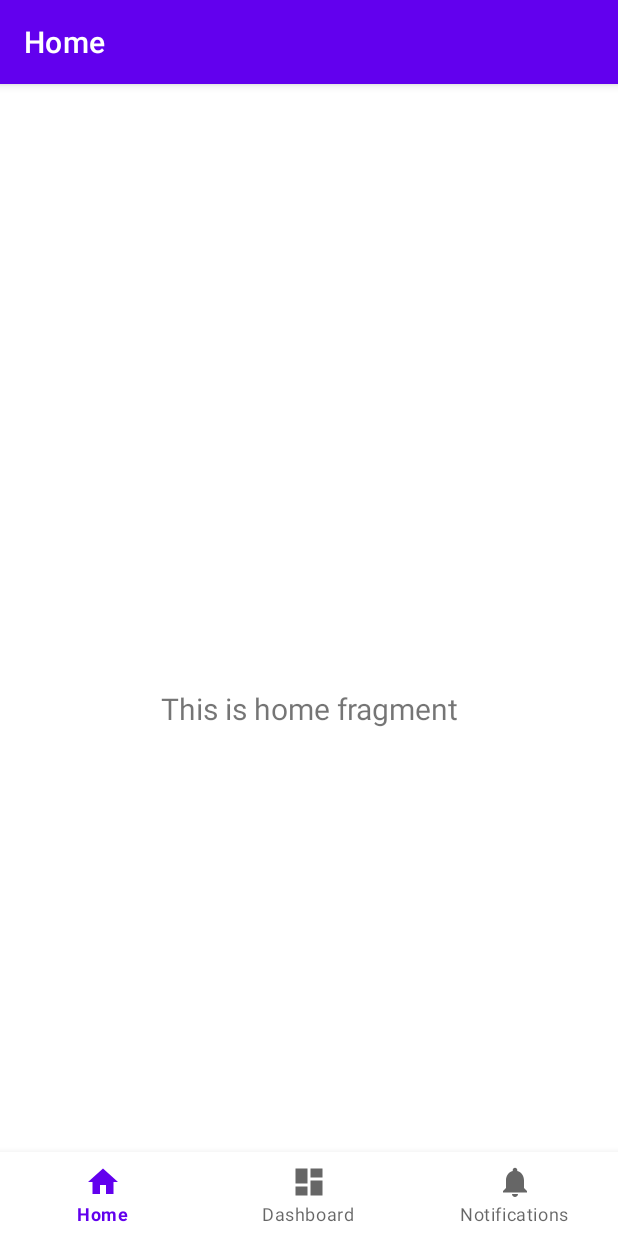
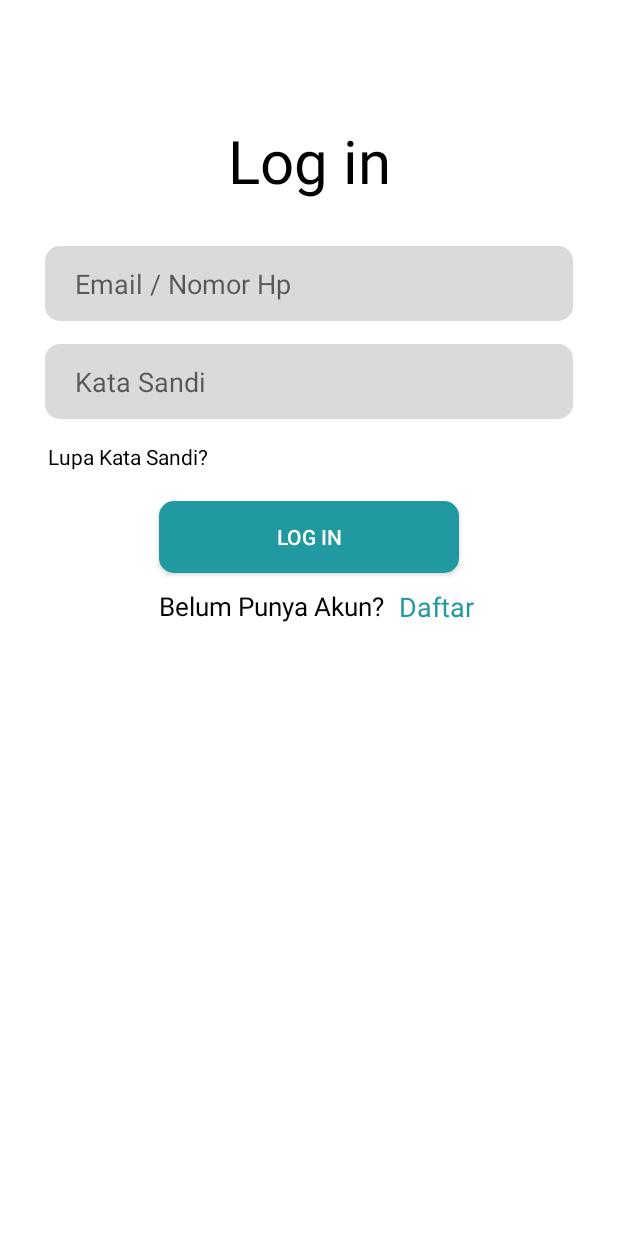
Before and after one commit to BrayenPrayoga/mobile-flower, an Android app: the screen it shows after launch (MainActivity before the commit, LoginActivity after it), on a phone screen of 412 x 824 dp. Run offline under Robolectric (Android 15) with nearby library versions, the phone set to English and light mode, and no system bars.

Commit message:
create login, create register, create splash screen

```diff
--- a/app/build.gradle
+++ b/app/build.gradle
@@ -40,6 +40,7 @@ dependencies {
     implementation libs.lifecycle.viewmodel.ktx
     implementation libs.navigation.fragment
     implementation libs.navigation.ui
+    implementation libs.activity
     testImplementation libs.junit
     androidTestImplementation libs.ext.junit
     androidTestImplementation libs.espresso.core
--- /dev/null
+++ b/app/src/main/java/com/example/flowerapp/LoginActivity.java
@@ -0,0 +1,49 @@
+package com.example.flowerapp;
+
+import android.content.Intent;
+import android.os.Bundle;
+import android.view.View;
+
+import androidx.activity.EdgeToEdge;
+import androidx.appcompat.app.AppCompatActivity;
+import androidx.core.graphics.Insets;
+import androidx.core.view.ViewCompat;
+import androidx.core.view.WindowInsetsCompat;
+
+import com.example.flowerapp.databinding.ActivityLoginBinding;
+
+public class LoginActivity extends AppCompatActivity {
+    private ActivityLoginBinding binding;
+
+    @Override
+    protected void onCreate(Bundle savedInstanceState) {
+        super.onCreate(savedInstanceState);
+        binding = ActivityLoginBinding.inflate(getLayoutInflater());
+        setContentView(binding.getRoot());
+        EdgeToEdge.enable(this);
+        ViewCompat.setOnApplyWindowInsetsListener(findViewById(R.id.main), (v, insets) -> {
+            Insets systemBars = insets.getInsets(WindowInsetsCompat.Type.systemBars());
+            v.setPadding(systemBars.left, systemBars.top, systemBars.right, systemBars.bottom);
+            return insets;
+        });
+
+        binding.btnLogin.setOnClickListener(new View.OnClickListener() {
+            @Override
+            public void onClick(View view) {
+                Intent intent = new Intent(LoginActivity.this, MainActivity.class);
+                startActivity(intent);
+                finish();
+            }
+        });
+
+        binding.txtRegist.setOnClickListener(new View.OnClickListener() {
+            @Override
+            public void onClick(View view) {
+                startActivity(new Intent(LoginActivity.this, RegisterActivity.class));
+                finish();
+            }
+        });
+
+
+    }
+}
--- /dev/null
+++ b/app/src/main/java/com/example/flowerapp/SplashActivity.java
@@ -0,0 +1,34 @@
+package com.example.flowerapp;
+
+import android.content.Intent;
+import android.os.Bundle;
+import android.os.Handler;
+
+import androidx.activity.EdgeToEdge;
+import androidx.appcompat.app.AppCompatActivity;
+import androidx.core.graphics.Insets;
+import androidx.core.view.ViewCompat;
+import androidx.core.view.WindowInsetsCompat;
+
+public class SplashActivity extends AppCompatActivity {
+
+    @Override
+    protected void onCreate(Bundle savedInstanceState) {
+        super.onCreate(savedInstanceState);
+        EdgeToEdge.enable(this);
+        setContentView(R.layout.activity_splash);
+        ViewCompat.setOnApplyWindowInsetsListener(findViewById(R.id.main), (v, insets) -> {
+            Insets systemBars = insets.getInsets(WindowInsetsCompat.Type.systemBars());
+            v.setPadding(systemBars.left, systemBars.top, systemBars.right, systemBars.bottom);
+            return insets;
+        });
+
+        new Handler().postDelayed(new Runnable() {
+            @Override
+            public void run() {
+                startActivity(new Intent(SplashActivity.this, LoginActivity.class));
+                finish();
+            }
+        }, 3000);
+    }
+}
--- a/app/src/main/java/com/example/flowerapp/ui/dashboard/DashboardViewModel.java
+++ b/app/src/main/java/com/example/flowerapp/ui/dashboard/DashboardViewModel.java
@@ -10,7 +10,7 @@ public class DashboardViewModel extends ViewModel {
 
     public DashboardViewModel() {
         mText = new MutableLiveData<>();
-        mText.setValue("This is dashboard fragment");
+        mText.setValue("This is Explore fragment");
     }
 
     public LiveData<String> getText() {
--- a/app/src/main/java/com/example/flowerapp/ui/notifications/NotificationsViewModel.java
+++ b/app/src/main/java/com/example/flowerapp/ui/notifications/NotificationsViewModel.java
@@ -10,7 +10,7 @@ public class NotificationsViewModel extends ViewModel {
 
     public NotificationsViewModel() {
         mText = new MutableLiveData<>();
-        mText.setValue("This is notifications fragment");
+        mText.setValue("This is Profile fragment");
     }
 
     public LiveData<String> getText() {
--- /dev/null
+++ b/app/src/main/res/drawable/bg_bt_login.xml
@@ -0,0 +1,8 @@
+<?xml version="1.0" encoding="utf-8"?>
+<shape xmlns:android="http://schemas.android.com/apk/res/android"
+    android:shape="rectangle">
+
+    <solid android:color="#2199a0"/>
+    <corners android:radius="10dp"/>
+
+</shape>
--- /dev/null
+++ b/app/src/main/res/drawable/bg_et_login.xml
@@ -0,0 +1,8 @@
+<?xml version="1.0" encoding="utf-8"?>
+<shape  xmlns:android="http://schemas.android.com/apk/res/android"
+    android:shape="rectangle">
+
+    <solid android:color="#DADADA"/>
+    <corners android:radius="10dp"/>
+
+</shape>
--- /dev/null
+++ b/app/src/main/res/layout/activity_login.xml
@@ -0,0 +1,103 @@
+<?xml version="1.0" encoding="utf-8"?>
+<androidx.constraintlayout.widget.ConstraintLayout xmlns:android="http://schemas.android.com/apk/res/android"
+    xmlns:app="http://schemas.android.com/apk/res-auto"
+    xmlns:tools="http://schemas.android.com/tools"
+    android:id="@+id/main"
+    android:layout_width="match_parent"
+    android:layout_height="match_parent"
+    tools:context=".LoginActivity"
+    android:background="@color/white">
+
+    <TextView
+        android:id="@+id/tv_login"
+        android:layout_width="wrap_content"
+        android:layout_height="wrap_content"
+        app:layout_constraintLeft_toLeftOf="parent"
+        app:layout_constraintRight_toRightOf="parent"
+        app:layout_constraintTop_toTopOf="parent"
+        android:layout_marginTop="80dp"
+        android:text="Log in"
+        android:textColor="@color/black"
+        android:textSize="40sp"/>
+
+    <androidx.appcompat.widget.AppCompatEditText
+        android:id="@+id/et_email"
+        android:layout_width="match_parent"
+        android:layout_height="50dp"
+        android:paddingHorizontal="20dp"
+        android:layout_marginHorizontal="30dp"
+        app:layout_constraintLeft_toLeftOf="parent"
+        app:layout_constraintRight_toRightOf="parent"
+        app:layout_constraintTop_toBottomOf="@+id/tv_login"
+        android:layout_marginTop="30dp"
+        android:textColor="@color/black"
+        android:background="@drawable/bg_et_login"
+        android:singleLine="true"
+        android:hint="Email / Nomor Hp"/>
+
+    <androidx.appcompat.widget.AppCompatEditText
+        android:id="@+id/et_password"
+        android:layout_width="match_parent"
+        android:layout_height="50dp"
+        android:paddingHorizontal="20dp"
+        android:layout_marginHorizontal="30dp"
+        android:layout_marginTop="15dp"
+        android:inputType="textPassword"
+        app:layout_constraintLeft_toLeftOf="parent"
+        app:layout_constraintRight_toRightOf="parent"
+        app:layout_constraintTop_toBottomOf="@+id/et_email"
+        android:background="@drawable/bg_et_login"
+        android:hint="Kata Sandi"
+        android:singleLine="true"
+        android:textColor="@color/black"/>
+
+    <TextView
+        android:id="@+id/tv_reset_password"
+        android:layout_width="wrap_content"
+        android:layout_height="wrap_content"
+        app:layout_constraintTop_toBottomOf="@+id/et_password"
+        app:layout_constraintLeft_toLeftOf="parent"
+        android:layout_marginStart="32dp"
+        android:layout_marginTop="15dp"
+        android:text="Lupa Kata Sandi?"
+        android:textSize="14sp"
+        android:textColor="@color/black"
+        />
+
+    <androidx.appcompat.widget.AppCompatButton
+        android:id="@+id/btn_login"
+        android:layout_width="200dp"
+        android:layout_height="wrap_content"
+        app:layout_constraintLeft_toLeftOf="parent"
+        app:layout_constraintRight_toRightOf="parent"
+        app:layout_constraintTop_toBottomOf="@+id/tv_reset_password"
+        android:layout_marginTop="20dp"
+        android:background="@drawable/bg_bt_login"
+        android:text="Log In"
+        android:textColor="@color/white"/>
+
+    <TextView
+        android:id="@+id/txt_ask"
+        android:layout_width="wrap_content"
+        android:layout_height="wrap_content"
+        app:layout_constraintLeft_toLeftOf="@+id/btn_login"
+        app:layout_constraintTop_toBottomOf="@+id/btn_login"
+        android:layout_marginTop="10dp"
+        android:text="Belum Punya Akun?"
+        android:textSize="17sp"
+        android:textColor="@color/black"/>
+
+    <TextView
+        android:id="@+id/txt_regist"
+        android:layout_width="wrap_content"
+        android:layout_height="wrap_content"
+        app:layout_constraintLeft_toRightOf="@+id/txt_ask"
+        app:layout_constraintTop_toBottomOf="@+id/btn_login"
+        android:layout_marginTop="10dp"
+        android:layout_marginLeft="10dp"
+        android:text="Daftar"
+        android:textSize="18sp"
+        android:textColor="#2199a0"/>
+
+
+</androidx.constraintlayout.widget.ConstraintLayout>
--- a/app/src/main/res/values-night/themes.xml
+++ b/app/src/main/res/values-night/themes.xml
@@ -10,7 +10,7 @@
         <item name="colorSecondaryVariant">@color/teal_200</item>
         <item name="colorOnSecondary">@color/black</item>
         <!-- Status bar color. -->
-        <item name="android:statusBarColor">?attr/colorPrimaryVariant</item>
+        <item name="android:statusBarColor">?attr/colorOnSecondary</item>
         <!-- Customize your theme here. -->
     </style>
 </resources>
--- a/app/src/main/res/values/strings.xml
+++ b/app/src/main/res/values/strings.xml
@@ -1,6 +1,6 @@
 <resources>
-    <string name="app_name">Flower App</string>
+    <string name="app_name">Zaida Florist</string>
     <string name="title_home">Home</string>
-    <string name="title_dashboard">Dashboard</string>
-    <string name="title_notifications">Notifications</string>
+    <string name="title_dashboard">Explore</string>
+    <string name="title_notifications">Profile</string>
 </resources>
--- a/app/src/main/res/values/themes.xml
+++ b/app/src/main/res/values/themes.xml
@@ -10,7 +10,7 @@
         <item name="colorSecondaryVariant">@color/teal_700</item>
         <item name="colorOnSecondary">@color/black</item>
         <!-- Status bar color. -->
-        <item name="android:statusBarColor">?attr/colorPrimaryVariant</item>
+        <item name="android:statusBarColor">?attr/colorOnSecondary</item>
         <!-- Customize your theme here. -->
     </style>
 </resources>
--- a/gradle/libs.versions.toml
+++ b/gradle/libs.versions.toml
@@ -10,6 +10,7 @@ lifecycleLivedataKtx = "2.6.1"
 lifecycleViewmodelKtx = "2.6.1"
 navigationFragment = "2.6.0"
 navigationUi = "2.6.0"
+activity = "1.8.0"
 
 [libraries]
 junit = { group = "junit", name = "junit", version.ref = "junit" }
@@ -22,6 +23,7 @@ lifecycle-livedata-ktx = { group = "androidx.lifecycle", name = "lifecycle-lived
 lifecycle-viewmodel-ktx = { group = "androidx.lifecycle", name = "lifecycle-viewmodel-ktx", version.ref = "lifecycleViewmodelKtx" }
 navigation-fragment = { group = "androidx.navigation", name = "navigation-fragment", version.ref = "navigationFragment" }
 navigation-ui = { group = "androidx.navigation", name = "navigation-ui", version.ref = "navigationUi" }
+activity = { group = "androidx.activity", name = "activity", version.ref = "activity" }
 
 [plugins]
 androidApplication = { id = "com.android.application", version.ref = "agp" }
```
Also changed, not shown: app/src/main/AndroidManifest.xml (+14 -2 lines), app/src/main/java/com/example/flowerapp/RegisterActivity.java (added, +49 -0 lines), app/src/main/res/layout/activity_register.xml (added, +116 -0 lines), app/src/main/res/layout/activity_splash.xml (added, +21 -0 lines), app/src/main/res/drawable/logo.png (added).
